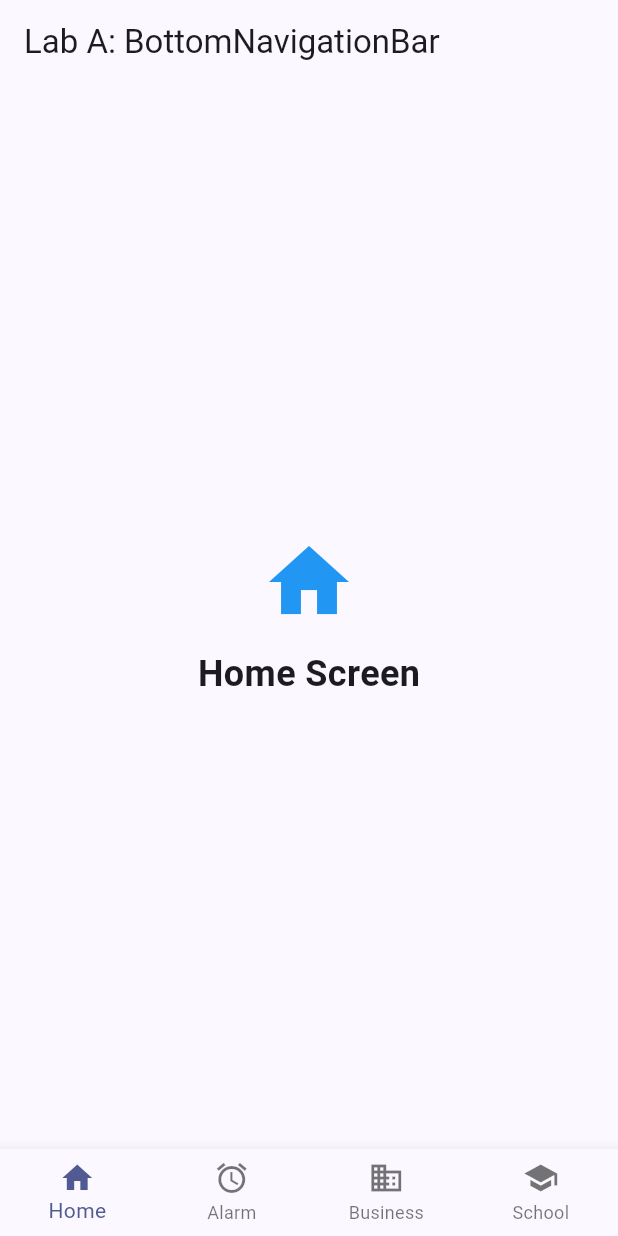
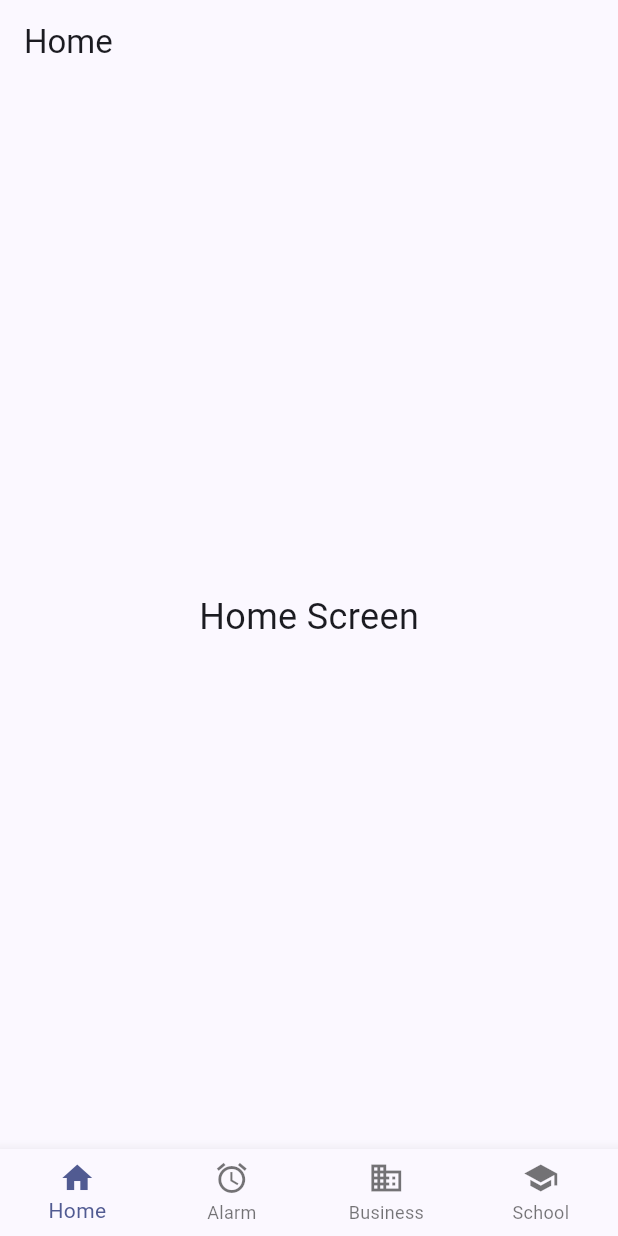
Before and after one commit to aisyahjen/TMA3084_G02_106351_Lab05_Lesson07, a Flutter app: the screen it shows after launch, on a phone screen of 412 x 824 dp. Run offline on Flutter 3.47's test engine with Material 3 defaults, Android fonts, the phone set to English and light mode, and no system bars.

Commit message:
fix(lab-a): update Lab A code

```diff
--- a/lab_a/lib/main.dart
+++ b/lab_a/lib/main.dart
@@ -6,34 +6,31 @@ import 'screen3.dart';
 import 'screen4.dart';
 
 void main() {
-  runApp(const MyApp());
+  runApp(const LabAApp());
 }
 
-class MyApp extends StatelessWidget {
-  const MyApp({super.key});
+class LabAApp extends StatelessWidget {
+  const LabAApp({super.key});
 
   @override
   Widget build(BuildContext context) {
     return MaterialApp(
       debugShowCheckedModeBanner: false,
-      title: 'Lab A - BottomNavigationBar',
-      theme: ThemeData(
-        colorScheme: ColorScheme.fromSeed(seedColor: Colors.indigo),
-        useMaterial3: true,
-      ),
-      home: const MainNavigationScreen(),
+      title: 'Lab A',
+      theme: ThemeData(colorSchemeSeed: Colors.indigo, useMaterial3: true),
+      home: const NavigationPage(),
     );
   }
 }
 
-class MainNavigationScreen extends StatefulWidget {
-  const MainNavigationScreen({super.key});
+class NavigationPage extends StatefulWidget {
+  const NavigationPage({super.key});
 
   @override
-  State<MainNavigationScreen> createState() => _MainNavigationScreenState();
+  State<NavigationPage> createState() => _NavigationPageState();
 }
 
-class _MainNavigationScreenState extends State<MainNavigationScreen> {
+class _NavigationPageState extends State<NavigationPage> {
   int _selectedIndex = 0;
 
   final List<Widget> _screens = const [
@@ -43,21 +40,18 @@ class _MainNavigationScreenState extends State<MainNavigationScreen> {
     Screen4(),
   ];
 
-  void _onItemTapped(int index) {
-    setState(() {
-      _selectedIndex = index;
-    });
-  }
-
   @override
   Widget build(BuildContext context) {
     return Scaffold(
-      appBar: AppBar(title: const Text('Lab A: BottomNavigationBar')),
-      body: _screens[_selectedIndex],
+      body: IndexedStack(index: _selectedIndex, children: _screens),
       bottomNavigationBar: BottomNavigationBar(
+        currentIndex: _selectedIndex,
         type: BottomNavigationBarType.fixed,
-        currentIndex: _selectedIndex,
-        onTap: _onItemTapped,
+        onTap: (index) {
+          setState(() {
+            _selectedIndex = index;
+          });
+        },
         items: const [
           BottomNavigationBarItem(icon: Icon(Icons.home), label: 'Home'),
           BottomNavigationBarItem(icon: Icon(Icons.alarm), label: 'Alarm'),
--- a/lab_a/lib/screen1.dart
+++ b/lab_a/lib/screen1.dart
@@ -5,17 +5,10 @@ class Screen1 extends StatelessWidget {
 
   @override
   Widget build(BuildContext context) {
-    return const Center(
-      child: Column(
-        mainAxisAlignment: MainAxisAlignment.center,
-        children: [
-          Icon(Icons.home, size: 64, color: Colors.blue),
-          SizedBox(height: 12),
-          Text(
-            'Home Screen',
-            style: TextStyle(fontSize: 24, fontWeight: FontWeight.bold),
-          ),
-        ],
+    return Scaffold(
+      appBar: AppBar(title: const Text('Home')),
+      body: const Center(
+        child: Text('Home Screen', style: TextStyle(fontSize: 24)),
       ),
     );
   }
```
Also changed, not shown: lab_a/lib/screen2.dart (+4 -11 lines), lab_a/lib/screen3.dart (+4 -11 lines), lab_a/lib/screen4.dart (+4 -11 lines).
